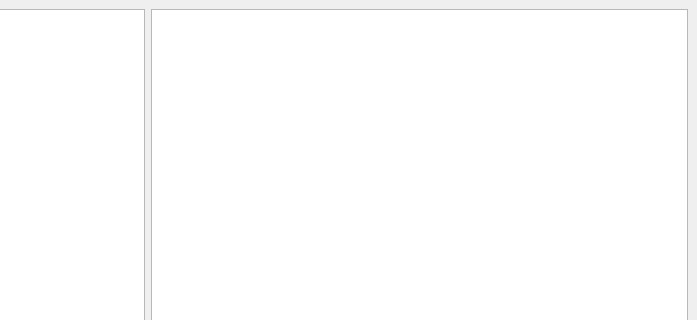
Old version of the form navigator.ui in the repository xzoert/dedalus-browser; both pictures show x 164 to 861 and y 0 to 320 of the 861 by 696 pixel window.
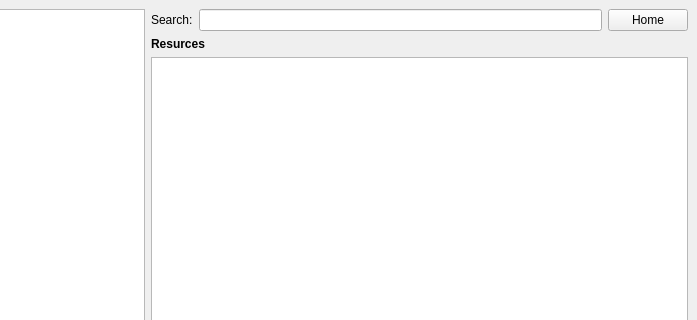
New version of the form. Icons and pictures are not drawn.

Commit message: search box added

Patch:
```diff
--- a/navigator.ui
+++ b/navigator.ui
@@ -60,7 +60,7 @@
        <property name="margin">
         <number>0</number>
        </property>
-       <item row="0" column="0">
+       <item row="2" column="0">
         <widget class="QTableWidget" name="resourceTable">
          <property name="styleSheet">
           <string notr="true"/>
@@ -76,6 +76,51 @@
          </attribute>
         </widget>
        </item>
+       <item row="1" column="0">
+        <widget class="QLabel" name="resourceLabel">
+         <property name="font">
+          <font>
+           <weight>75</weight>
+           <bold>true</bold>
+          </font>
+         </property>
+         <property name="text">
+          <string>Resurces</string>
+         </property>
+        </widget>
+       </item>
+       <item row="0" column="0">
+        <widget class="QWidget" name="widget_3" native="true">
+         <layout class="QHBoxLayout" name="horizontalLayout_2">
+          <property name="margin">
+           <number>0</number>
+          </property>
+          <item>
+           <widget class="QLabel" name="label">
+            <property name="text">
+             <string>Search:</string>
+            </property>
+           </widget>
+          </item>
+          <item>
+           <widget class="QLineEdit" name="searchBox"/>
+          </item>
+          <item>
+           <widget class="QPushButton" name="homeButton">
+            <property name="text">
+             <string>Home</string>
+            </property>
+            <property name="iconSize">
+             <size>
+              <width>32</width>
+              <height>32</height>
+             </size>
+            </property>
+           </widget>
+          </item>
+         </layout>
+        </widget>
+       </item>
       </layout>
      </widget>
     </item>
```
The commit also changes 6 other files.
